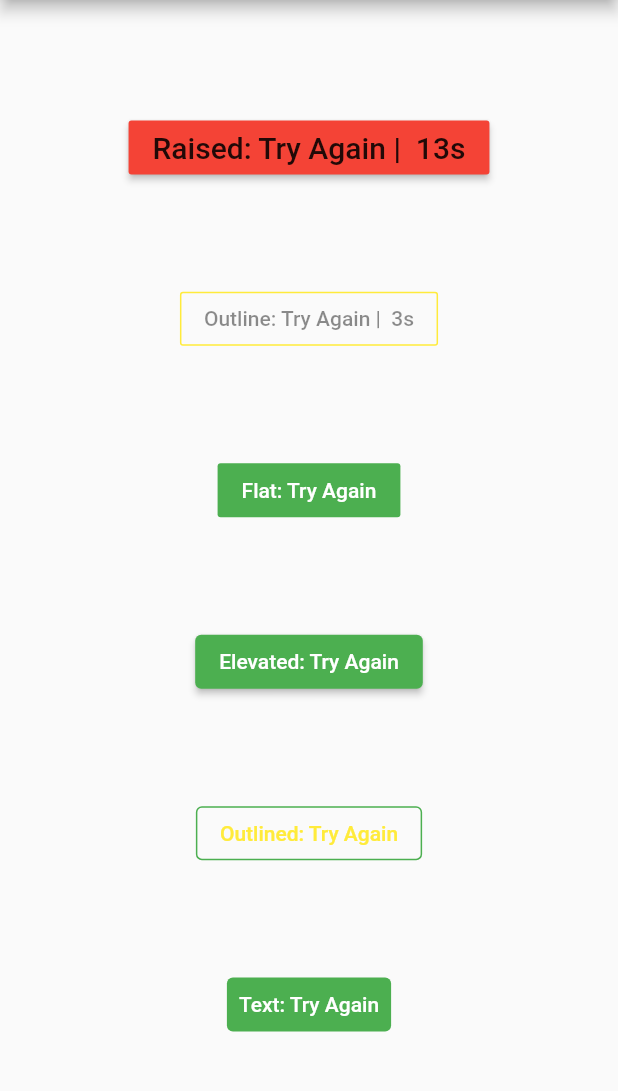
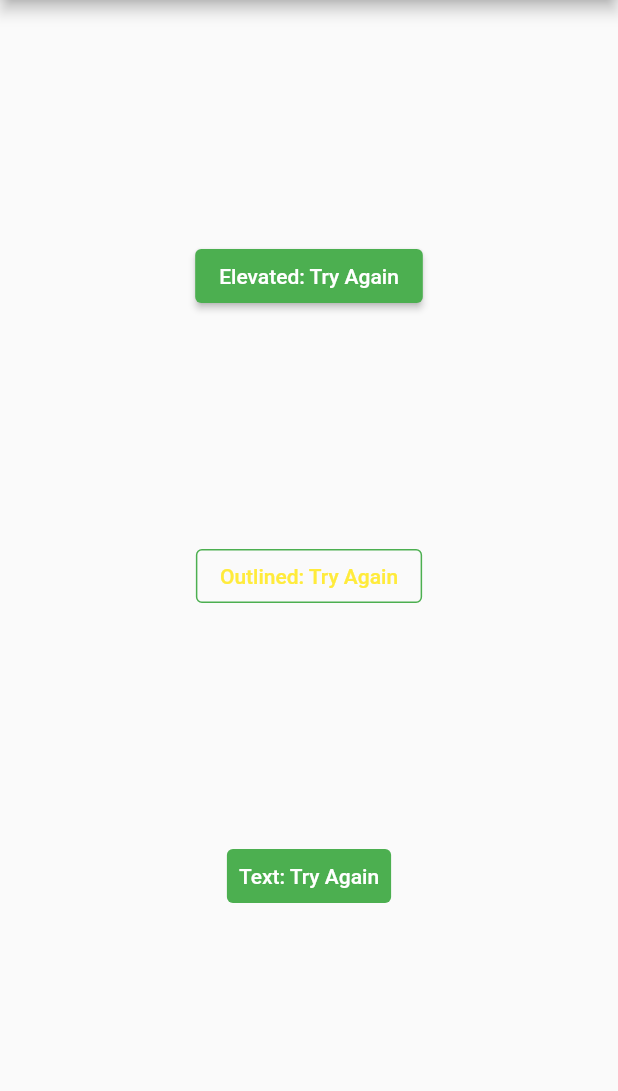
Before and after one commit to ProjectAJ14/timer_button, a Flutter app: the screen it shows after launch, on a phone screen of 412 x 824 dp, the part 84-1175 px from its top. Run offline on Flutter 3.47's test engine with Material 2 defaults, Android fonts, the phone set to English and light mode, and no system bars.

Commit message:
updated sdk environment and remove all deprecated members

```diff
--- a/example/lib/main.dart
+++ b/example/lib/main.dart
@@ -39,32 +39,6 @@ class MyHomePageState extends State<MyHomePage> with TickerProviderStateMixin {
               mainAxisAlignment: MainAxisAlignment.spaceEvenly,
               children: <Widget>[
                 new TimerButton(
-                  label: "Raised: Try Again",
-                  timeOutInSeconds: 20,
-                  onPressed: () {},
-                  disabledColor: Colors.red,
-                  color: Colors.deepPurple,
-                  buttonType: ButtonType.RaisedButton,
-                  disabledTextStyle: new TextStyle(fontSize: 20.0),
-                  activeTextStyle:
-                      new TextStyle(fontSize: 20.0, color: Colors.white),
-                ),
-                new TimerButton(
-                  label: "Outline: Try Again",
-                  timeOutInSeconds: 10,
-                  onPressed: () {},
-                  disabledColor: Colors.yellow,
-                  activeTextStyle: TextStyle(color: Colors.yellow),
-                  buttonType: ButtonType.OutlineButton,
-                ),
-                new TimerButton(
-                  label: "Flat: Try Again",
-                  timeOutInSeconds: 5,
-                  onPressed: () {},
-                  buttonType: ButtonType.FlatButton,
-                  color: Colors.green,
-                ),
-                new TimerButton(
                   label: "Elevated: Try Again",
                   timeOutInSeconds: 5,
                   onPressed: () {},
--- a/example/pubspec.yaml
+++ b/example/pubspec.yaml
@@ -18,7 +18,7 @@ publish_to: 'none' # Remove this line if you wish to publish to pub.dev
 version: 1.0.0+1
 
 environment:
-  sdk: ">=2.12.0 <3.0.0"
+  sdk: ">=2.17.6 <3.0.0"
 
 dependencies:
   flutter:
--- a/lib/timer_button.dart
+++ b/lib/timer_button.dart
@@ -1,18 +1,10 @@
 library timer_button;
 
 import 'dart:async';
-import 'dart:ui';
 
 import 'package:flutter/material.dart';
 
-enum ButtonType {
-  RaisedButton,
-  FlatButton,
-  OutlineButton,
-  ElevatedButton,
-  TextButton,
-  OutlinedButton
-}
+enum ButtonType { ElevatedButton, TextButton, OutlinedButton }
 
 const int aSec = 1;
 
@@ -64,7 +56,7 @@ class TimerButton extends StatefulWidget {
     this.color = Colors.blue,
     this.resetTimerOnPressed = true,
     this.disabledColor = Colors.grey,
-    this.buttonType = ButtonType.RaisedButton,
+    this.buttonType = ButtonType.ElevatedButton,
     this.activeTextStyle,
     this.disabledTextStyle = const TextStyle(color: Colors.black45),
   }) : super(key: key);
@@ -101,8 +93,7 @@ class _TimerButtonState extends State<TimerButton> {
   Widget _buildChild() {
     TextStyle? activeTextStyle;
     if (widget.activeTextStyle == null) {
-      if (widget.buttonType == ButtonType.OutlinedButton ||
-          widget.buttonType == ButtonType.OutlineButton) {
+      if (widget.buttonType == ButtonType.OutlinedButton) {
         activeTextStyle = TextStyle(color: widget.color);
       } else {
         activeTextStyle = TextStyle(color: Colors.white);
@@ -142,36 +133,6 @@ class _TimerButtonState extends State<TimerButton> {
   @override
   Widget build(BuildContext context) {
     switch (widget.buttonType) {
-      //RaisedButton is deprecated, use ElevatedButton instead
-      case ButtonType.RaisedButton:
-        //TODO: (Ajay) Remove deprecated members
-        // ignore: deprecated_member_use
-        return RaisedButton(
-          disabledColor: widget.disabledColor,
-          color: timeUpFlag ? widget.color : widget.disabledColor,
-          onPressed: _onPressed,
-          child: _buildChild(),
-        );
-      //FlatButton is deprecated, use TextButton instead
-      case ButtonType.FlatButton:
-        // ignore: deprecated_member_use
-        return FlatButton(
-          color: timeUpFlag ? widget.color : widget.disabledColor,
-          disabledColor: widget.disabledColor,
-          onPressed: _onPressed,
-          child: _buildChild(),
-        );
-      //OutlineButton is deprecated, use OutlinedButton instead
-      case ButtonType.OutlineButton:
-        // ignore: deprecated_member_use
-        return OutlineButton(
-          borderSide: BorderSide(
-            color: timeUpFlag ? widget.color : widget.disabledColor,
-          ),
-          disabledBorderColor: widget.disabledColor,
-          onPressed: _onPressed,
-          child: _buildChild(),
-        );
       case ButtonType.ElevatedButton:
         return ElevatedButton(
             onPressed: _onPressed,
--- a/pubspec.yaml
+++ b/pubspec.yaml
@@ -5,7 +5,7 @@ homepage: https://github.com/ajaykumargithub2114/timer_button
 documentation: https://github.com/ajaykumargithub2114/timer_button
 
 environment:
-  sdk: ">=2.12.0 <3.0.0"
+  sdk: ">=2.17.6 <3.0.0"
 
 dependencies:
   flutter:
```
